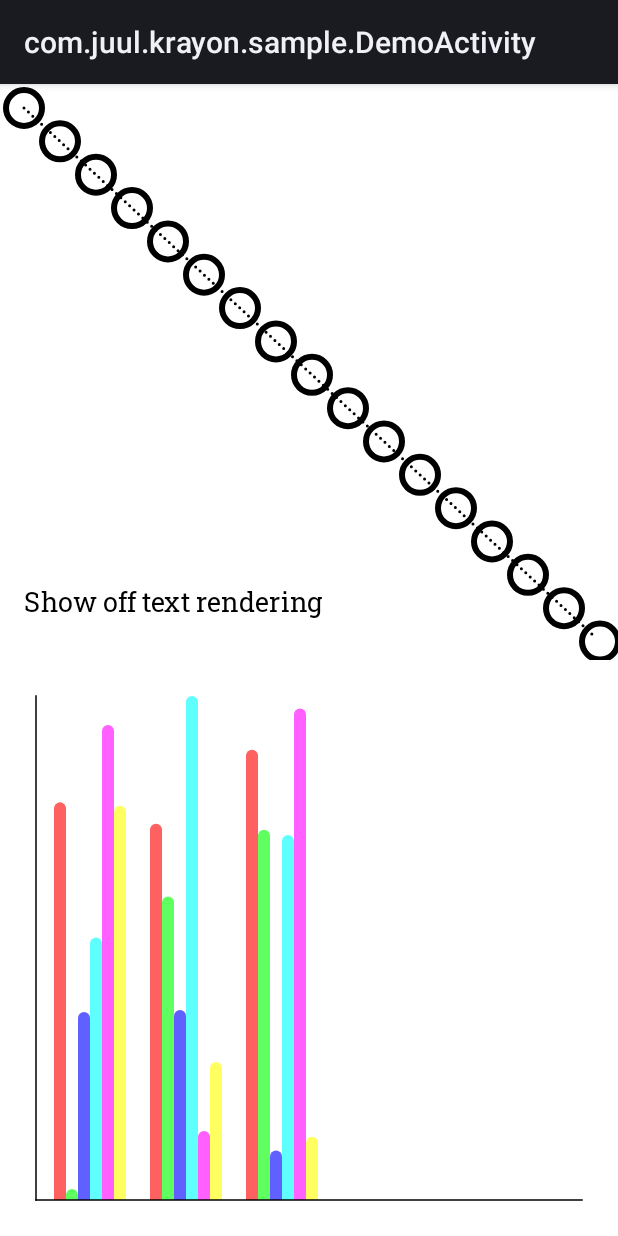
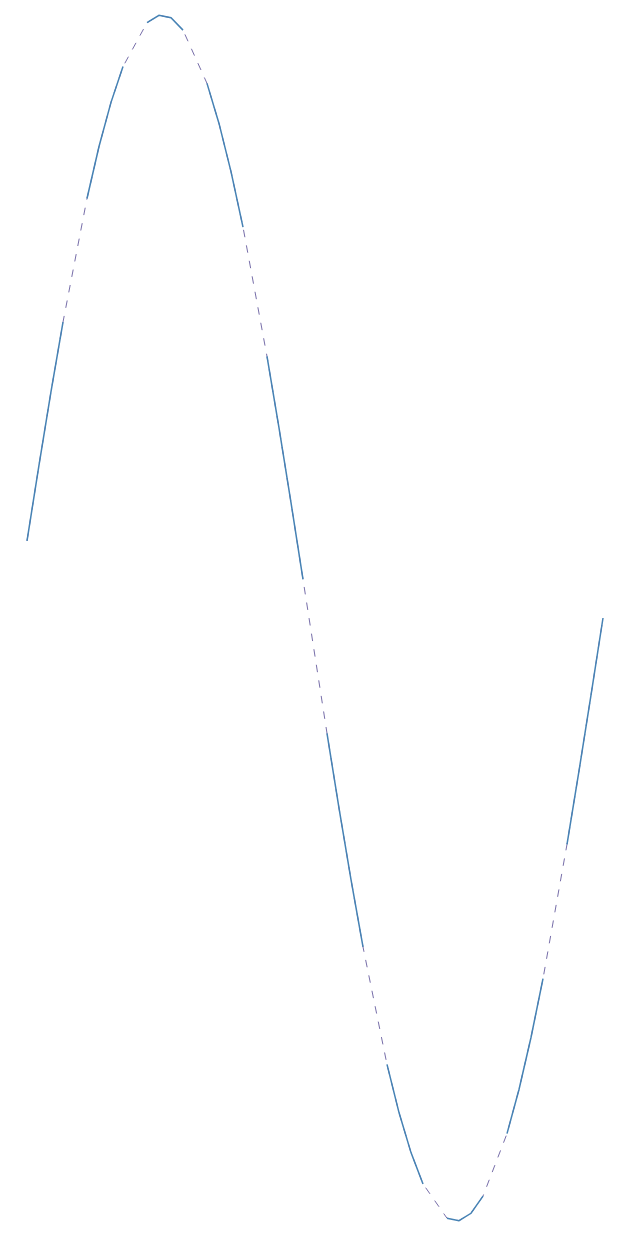
Before and after one commit to JuulLabs/krayon, an Android app: the screen it shows after launch (DemoActivity), on a phone screen of 412 x 824 dp. Run offline under Robolectric (Android 15) with nearby library versions, the phone set to English and light mode, and no system bars.

Commit message:
Move rendering to the common sample; fix android compilation

```diff
--- a/buildSrc/src/main/kotlin/AndroidSdk.kt
+++ b/buildSrc/src/main/kotlin/AndroidSdk.kt
@@ -1,8 +1,8 @@
 object AndroidSdk {
     private const val KitKat = 19
-    private const val R = 30
+    private const val S = 31
 
     const val Minimum = KitKat
-    const val Target = R
-    const val Compile = R
+    const val Target = S
+    const val Compile = S
 }
--- a/sample/build.gradle.kts
+++ b/sample/build.gradle.kts
@@ -31,6 +31,9 @@ kotlin {
 
         val androidMain by getting {
             dependencies {
+                implementation(androidx.appCompat())
+                implementation(androidx.lifecycle("runtime-ktx"))
+                implementation(kotlinx.coroutines("android"))
             }
         }
 
--- a/sample/src/androidMain/AndroidManifest.xml
+++ b/sample/src/androidMain/AndroidManifest.xml
@@ -1,7 +1,8 @@
 <manifest package="com.juul.krayon.sample"
     xmlns:android="http://schemas.android.com/apk/res/android">
-    <application>
-        <activity android:name=".DemoActivity">
+    <application android:theme="@style/Theme.AppCompat.Light.NoActionBar">
+        <activity android:name=".DemoActivity"
+            android:exported="true">
             <intent-filter>
                 <action android:name="android.intent.action.MAIN" />
                 <category android:name="android.intent.category.LAUNCHER" />
--- a/sample/src/androidMain/kotlin/com/juul/krayon/sample/CustomCanvasView.kt
+++ /dev/null
@@ -1,45 +0,0 @@
-package com.juul.krayon.sample
-
-import android.content.Context
-import android.util.AttributeSet
-import com.juul.krayon.color.Color
-import com.juul.krayon.color.black
-import com.juul.krayon.kanvas.Kanvas
-import com.juul.krayon.kanvas.KanvasView
-import com.juul.krayon.kanvas.Paint
-import com.juul.krayon.kanvas.Paint.Stroke.Cap.Round
-import com.juul.krayon.kanvas.Paint.Stroke.Dash.Pattern
-import com.juul.krayon.kanvas.Paint.Text.Alignment.Left
-import com.juul.krayon.kanvas.toAndroid
-import android.graphics.Paint as AndroidPaint
-import android.graphics.Path as AndroidPath
-
-class CustomCanvasView @JvmOverloads constructor(
-    context: Context,
-    attrs: AttributeSet? = null,
-) : KanvasView(context, attrs) {
-
-    private val linePaint = Paint.Stroke(black, width = 2f, cap = Round, dash = Pattern(0f, 4f)).toAndroid()
-    private val textPaint = Paint.Text(black, size = 18f, alignment = Left, Fonts.robotoSlab).toAndroid(context)
-    private var circlePaint = Paint.Stroke(black, width = 4f).toAndroid()
-
-    var circleColor: Color
-        get() = Color(circlePaint.color)
-        set(value) {
-            circlePaint.color = value.argb
-            invalidate()
-        }
-
-    override fun onDraw(canvas: Kanvas<AndroidPaint, AndroidPath>) = with(canvas) {
-        drawLine(16f, 16f, width - 16f, height - 16f, linePaint)
-        val vScale = (height - 32f) / (width - 32f)
-        var hOffset = 0f
-        var vOffset = 0f
-        while (hOffset < width - 16 || vOffset < height - 16) {
-            drawCircle(16f + hOffset, 16f + vOffset, 12f, circlePaint)
-            hOffset += 24
-            vOffset += 24 * vScale
-        }
-        canvas.drawText("Show off text rendering", 16f, height - 32f, textPaint)
-    }
-}
--- a/sample/src/androidMain/kotlin/com/juul/krayon/sample/DemoActivity.kt
+++ b/sample/src/androidMain/kotlin/com/juul/krayon/sample/DemoActivity.kt
@@ -1,32 +1,45 @@
 package com.juul.krayon.sample
 
-import android.app.Activity
+import android.graphics.Bitmap
+import android.graphics.Canvas
 import android.os.Bundle
-import com.juul.krayon.chart.ChartView
-import com.juul.krayon.chart.data.ClusteredDataSet
-import com.juul.krayon.chart.render.BarChartRenderer
-import com.juul.krayon.color.nextColor
+import android.util.TypedValue.COMPLEX_UNIT_DIP
+import android.util.TypedValue.applyDimension
+import androidx.appcompat.app.AppCompatActivity
+import androidx.lifecycle.lifecycleScope
+import com.juul.krayon.kanvas.AndroidKanvas
 import com.juul.krayon.sample.databinding.ActivityDemoBinding
-import kotlin.random.Random
+import kotlinx.coroutines.Dispatchers
+import kotlinx.coroutines.Job
+import kotlinx.coroutines.launch
+import kotlinx.coroutines.withContext
 
-class DemoActivity : Activity() {
+class DemoActivity : AppCompatActivity() {
 
     override fun onCreate(savedInstanceState: Bundle?) {
         super.onCreate(savedInstanceState)
         val binding = ActivityDemoBinding.inflate(layoutInflater)
         setContentView(binding.root)
 
-        binding.customCanvasView.setOnClickListener {
-            binding.customCanvasView.circleColor = Random.nextColor()
-        }
-
-        val adapter = ChartView.Adapter<ClusteredDataSet<Float>>().apply {
-            renderer = BarChartRenderer()
-            dataSet = getRandomData()
-        }
-        binding.chartView.adapter = adapter
-        binding.chartView.setOnClickListener {
-            adapter.dataSet = getRandomData()
+        var job: Job? = null
+        binding.sineView.addOnLayoutChangeListener { _, left, top, right, bottom, _, _, _, _ ->
+            job?.cancel()
+            job = lifecycleScope.launch {
+                val bitmap: Bitmap
+                withContext(Dispatchers.IO) {
+                    bitmap = Bitmap.createBitmap(
+                        binding.sineView.width,
+                        binding.sineView.height,
+                        Bitmap.Config.ARGB_8888
+                    )
+                    AndroidKanvas(
+                        context = this@DemoActivity,
+                        canvas = Canvas(bitmap),
+                        scalingFactor = applyDimension(COMPLEX_UNIT_DIP, 1f, resources.displayMetrics)
+                    ).renderSineWave()
+                }
+                binding.sineView.setImageBitmap(bitmap)
+            }
         }
     }
 }
--- a/sample/src/androidMain/res/layout/activity_demo.xml
+++ b/sample/src/androidMain/res/layout/activity_demo.xml
@@ -7,18 +7,12 @@
     android:background="@android:color/white"
     >
 
-    <com.juul.krayon.sample.CustomCanvasView
-        android:id="@+id/custom_canvas_view"
+    <ImageView
+        android:id="@+id/sine_view"
         android:layout_width="match_parent"
         android:layout_height="0dp"
         android:layout_weight="1"
-        />
-
-    <com.juul.krayon.chart.ChartView
-        android:id="@+id/chart_view"
-        android:layout_width="match_parent"
-        android:layout_height="0dp"
-        android:layout_weight="1"
+        android:contentDescription="Sine wave sample."
         />
 
 </LinearLayout>
--- /dev/null
+++ b/sample/src/commonMain/kotlin/Point.kt
@@ -0,0 +1,6 @@
+package com.juul.krayon.sample
+
+internal data class Point(
+    val x: Float,
+    val y: Float,
+)
--- a/sample/src/commonMain/kotlin/RandomData.kt
+++ /dev/null
@@ -1,16 +0,0 @@
-package com.juul.krayon.sample
-
-import com.juul.krayon.chart.data.ClusteredDataSet
-import com.juul.krayon.chart.data.toCluster
-import com.juul.krayon.chart.data.toRectangularDataSet
-import kotlin.random.Random
-
-internal fun getRandomData(): ClusteredDataSet<Float> {
-    val numClusters = Random.nextInt(1, 5)
-    val numSeries = Random.nextInt(4, 13)
-    return (0 until numClusters).map {
-        (0 until numSeries).map {
-            Random.nextFloat()
-        }.toCluster()
-    }.toRectangularDataSet()
-}
--- /dev/null
+++ b/sample/src/commonMain/kotlin/SineWave.kt
@@ -0,0 +1,32 @@
+package com.juul.krayon.sample
+
+import com.juul.krayon.color.darkSlateBlue
+import com.juul.krayon.color.steelBlue
+import com.juul.krayon.kanvas.Kanvas
+import com.juul.krayon.kanvas.Paint
+import com.juul.krayon.scale.domain
+import com.juul.krayon.scale.range
+import com.juul.krayon.scale.scale
+import com.juul.krayon.shape.line
+import kotlin.math.PI
+import kotlin.math.sin
+
+/** Sample loosely follows https://bl.ocks.org/mbostock/0533f44f2cfabecc5e3a, but is not yet feature complete. */
+internal fun <PAINT, PATH> Kanvas<PAINT, PATH>.renderSineWave(samples: Int = 50) {
+    // Generate a sine wave, with missing data every fifth point
+    val data = (0 until samples).map { i ->
+        val proportion = i.toFloat() / (samples - 1)
+        val x = (2 * PI * proportion).toFloat()
+        Point(x, y = sin(x)).takeUnless { i % 5 == 0 }
+    }
+
+    val x = scale().domain(0f, 2 * PI.toFloat()).range(10f, width - 10)
+    val y = scale().domain(-1f, 1f).range(height - 10, 0f + 10)
+
+    val line = line<Point>()
+        .x { (p) -> x.scale(p.x) }
+        .y { (p) -> y.scale(p.y) }
+
+    drawPath(buildPath(line.render(data.filterNotNull())), buildPaint(Paint.Stroke(darkSlateBlue, 0.5f, dash = Paint.Stroke.Dash.Pattern(5f, 5.5f))))
+    drawPath(buildPath(line.render(data)), buildPaint(Paint.Stroke(steelBlue, 1f)))
+}
```
Also changed, not shown: buildSrc/src/main/kotlin/Dependencies.kt (+13 -0 lines), scale/src/commonMain/kotlin/ContinuousScale.kt (+17 -0 lines), 1 other file.
